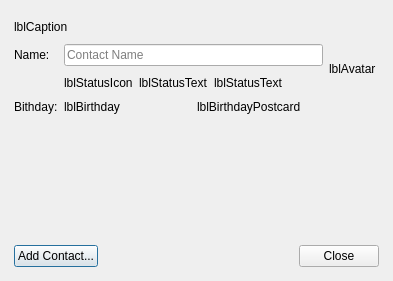
First picture: the form in src/plugins/metacontacts/metaprofiledialog.ui, repository silvansky/Contacts, before the edit.
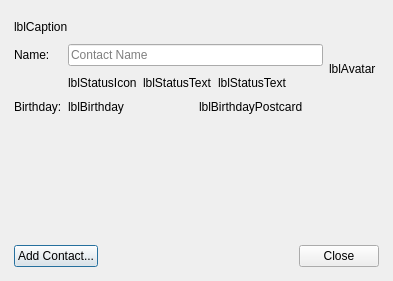
Second picture: the form after the edit.

Commit message: В окне профиля мета-контакта не отображались дни рождения.

```diff
--- a/src/plugins/metacontacts/metaprofiledialog.ui
+++ b/src/plugins/metacontacts/metaprofiledialog.ui
@@ -111,7 +111,7 @@
      <item row="2" column="0">
       <widget class="QLabel" name="lblBirthdayLabel">
        <property name="text">
-        <string notr="true">Bithday:</string>
+        <string>Birthday:</string>
        </property>
       </widget>
      </item>
```
The commit also changes 4 other files.
